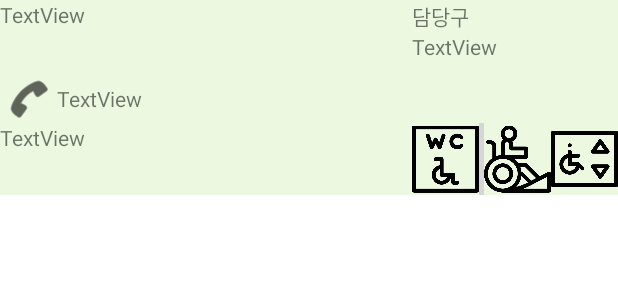
After one commit to shg9611/FreeChair, an Android app: the layout item_recycler.xml on its own in the app's theme, with its tools: preview values and no code run, on a phone screen of 412 x 824 dp. The commit adds this screen. Shown: the top 300 px of the screen. Run offline under Robolectric (Android 15) with nearby library versions, the phone set to English and light mode, and no system bars; grey boxes are pictures that could not be loaded.

Commit message:
recyclerView

```diff
--- a/app/src/main/res/layout/activity_search_result.xml
+++ b/app/src/main/res/layout/activity_search_result.xml
@@ -139,6 +139,7 @@
     </LinearLayout>
 
     <androidx.recyclerview.widget.RecyclerView
+        android:id="@+id/recycleView"
         android:layout_width="match_parent"
         android:layout_height="match_parent"
         android:layout_weight="2">
--- /dev/null
+++ b/app/src/main/res/layout/item_recycler.xml
@@ -0,0 +1,124 @@
+<?xml version="1.0" encoding="utf-8"?>
+<LinearLayout xmlns:android="http://schemas.android.com/apk/res/android"
+    xmlns:app="http://schemas.android.com/apk/res-auto"
+    android:layout_width="match_parent"
+    android:layout_height="130dp"
+    android:background="@color/themeColor"
+    android:orientation="vertical">
+
+    <LinearLayout
+        android:layout_width="match_parent"
+        android:layout_height="match_parent"
+        android:layout_weight="1"
+        android:orientation="horizontal">
+
+        <TextView
+            android:id="@+id/shopName"
+            android:layout_width="match_parent"
+            android:layout_height="match_parent"
+            android:layout_weight="1"
+            android:text="TextView" />
+
+        <LinearLayout
+            android:layout_width="match_parent"
+            android:layout_height="match_parent"
+            android:layout_weight="2"
+            android:orientation="vertical">
+
+            <TextView
+                android:id="@+id/gu"
+                android:layout_width="match_parent"
+                android:layout_height="wrap_content"
+                android:text="@string/gu" />
+
+            <TextView
+                android:id="@+id/guName"
+                android:layout_width="match_parent"
+                android:layout_height="wrap_content"
+                android:text="TextView" />
+        </LinearLayout>
+    </LinearLayout>
+
+    <LinearLayout
+        android:layout_width="match_parent"
+        android:layout_height="match_parent"
+        android:layout_weight="1.2"
+        android:orientation="horizontal">
+
+        <ImageView
+            android:id="@+id/phoneImage"
+            android:layout_width="match_parent"
+            android:layout_height="match_parent"
+            android:layout_weight="10"
+            android:scaleType="centerInside"
+
+            app:srcCompat="@android:drawable/ic_menu_call"
+            app:tint="@color/black" />
+
+        <TextView
+            android:id="@+id/shopPhonenum"
+            android:layout_width="match_parent"
+            android:layout_height="match_parent"
+            android:layout_weight="1"
+            android:gravity="center_vertical"
+            android:text="TextView" />
+
+    </LinearLayout>
+
+    <LinearLayout
+        android:layout_width="match_parent"
+        android:layout_height="match_parent"
+        android:layout_weight="1"
+        android:orientation="horizontal">
+
+        <TextView
+            android:id="@+id/address"
+            android:layout_width="match_parent"
+            android:layout_height="wrap_content"
+            android:layout_weight="1"
+            android:text="TextView" />
+
+        <LinearLayout
+            android:layout_width="match_parent"
+            android:layout_height="match_parent"
+            android:layout_weight="2"
+            android:orientation="vertical">
+
+            <LinearLayout
+                android:layout_width="match_parent"
+                android:layout_height="match_parent"
+                android:layout_weight="1"
+                android:orientation="horizontal">
+
+                <ImageView
+                    android:id="@+id/restRoom"
+                    android:layout_width="wrap_content"
+                    android:layout_height="wrap_content"
+                    android:layout_weight="2"
+                    app:srcCompat="@drawable/wc" />
+
+                <ImageView
+                    android:id="@+id/stair"
+                    android:layout_width="wrap_content"
+                    android:layout_height="wrap_content"
+                    android:layout_weight="2"
+                    app:srcCompat="@drawable/stairs" />
+
+                <ImageView
+                    android:id="@+id/ramp"
+                    android:layout_width="wrap_content"
+                    android:layout_height="wrap_content"
+                    android:layout_weight="2"
+                    app:srcCompat="@drawable/ramp" />
+
+                <ImageView
+                    android:id="@+id/elevator"
+                    android:layout_width="wrap_content"
+                    android:layout_height="wrap_content"
+                    android:layout_weight="2"
+                    app:srcCompat="@drawable/elevator" />
+            </LinearLayout>
+        </LinearLayout>
+
+    </LinearLayout>
+</LinearLayout>
--- a/app/src/main/res/values/strings.xml
+++ b/app/src/main/res/values/strings.xml
@@ -7,4 +7,5 @@
     <string name="wc">장애인\n화장실</string>
     <string name="stair">출입구\n높이차이X</string>
     <string name="elevator">엘리베이터</string>
+    <string name="gu">담당구</string>
 </resources>
```
Also changed, not shown: app/src/main/java/com/example/freechair/CustomAdapter.kt (added, +44 -0 lines), app/src/main/java/com/example/freechair/SearchResultActivity.kt (+59 -0 lines), app/src/main/java/com/example/freechair/shopInfo.kt (added, +17 -0 lines).
